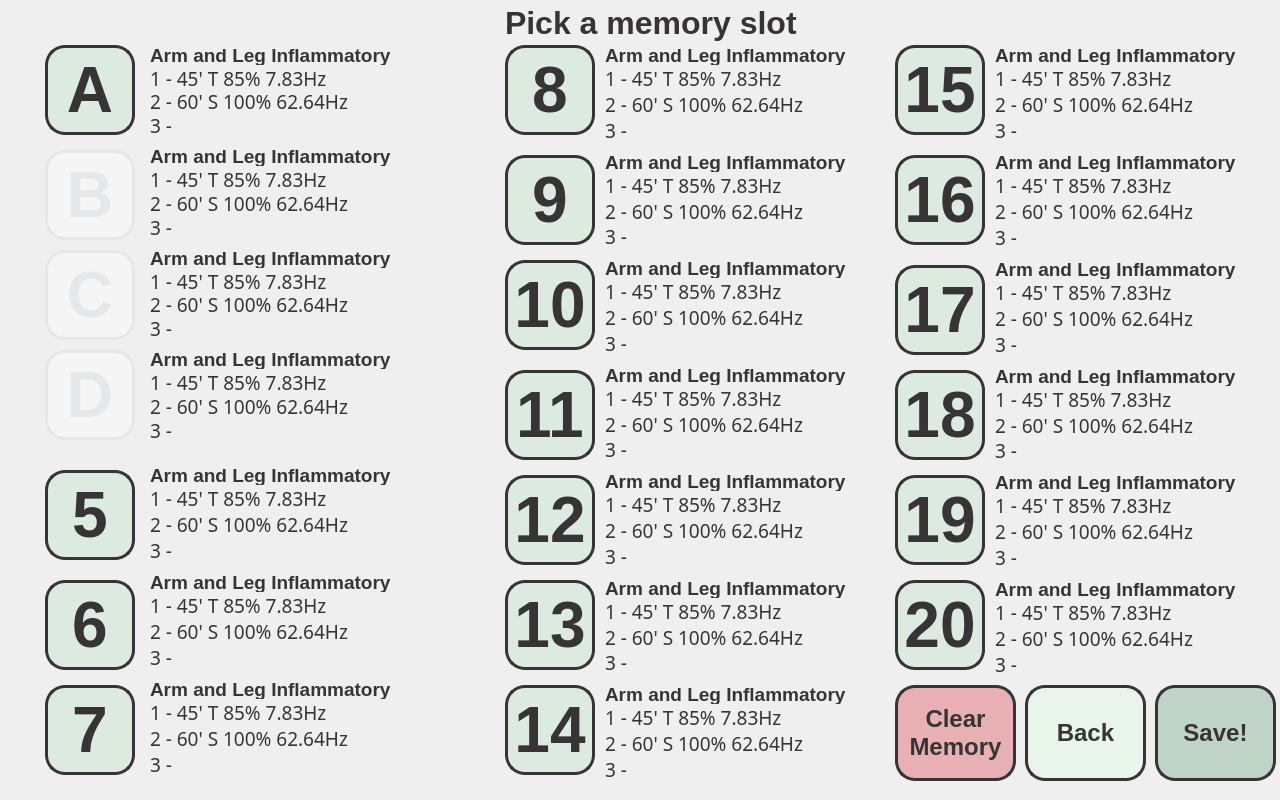
First picture: the form in rpi_base_infinity/magnet_v_4_0/magnet_mem_manager_dlg.ui, repository MarianoDel/pyqt5, before the edit.
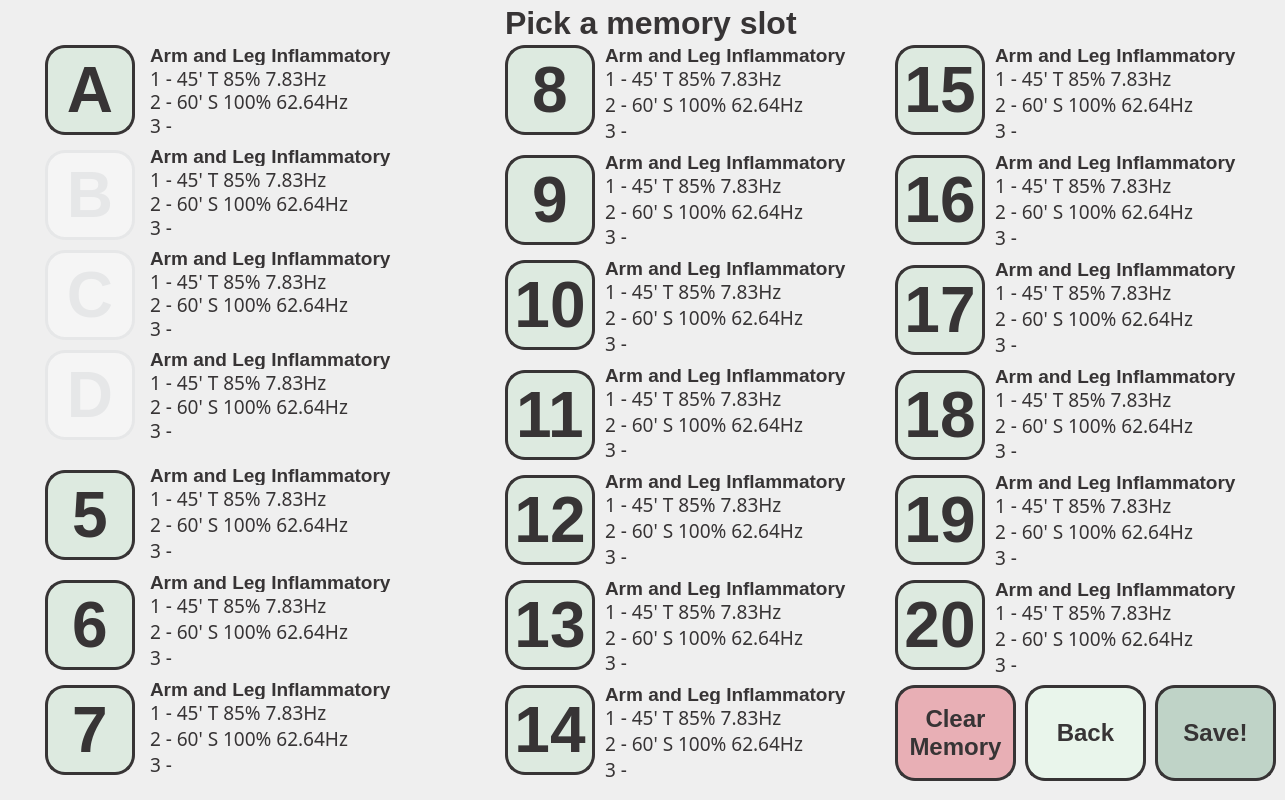
Second picture: the form after the edit. Icons and pictures are not drawn.

Diff of the .ui file:
```diff
--- a/rpi_base_infinity/magnet_v_4_0/magnet_mem_manager_dlg.ui
+++ b/rpi_base_infinity/magnet_v_4_0/magnet_mem_manager_dlg.ui
@@ -6,7 +6,7 @@
    <rect>
     <x>0</x>
     <y>0</y>
-    <width>1280</width>
+    <width>1285</width>
     <height>800</height>
    </rect>
   </property>
```
Left out of the diff: 104 changed lines with no effect on the pictures.
